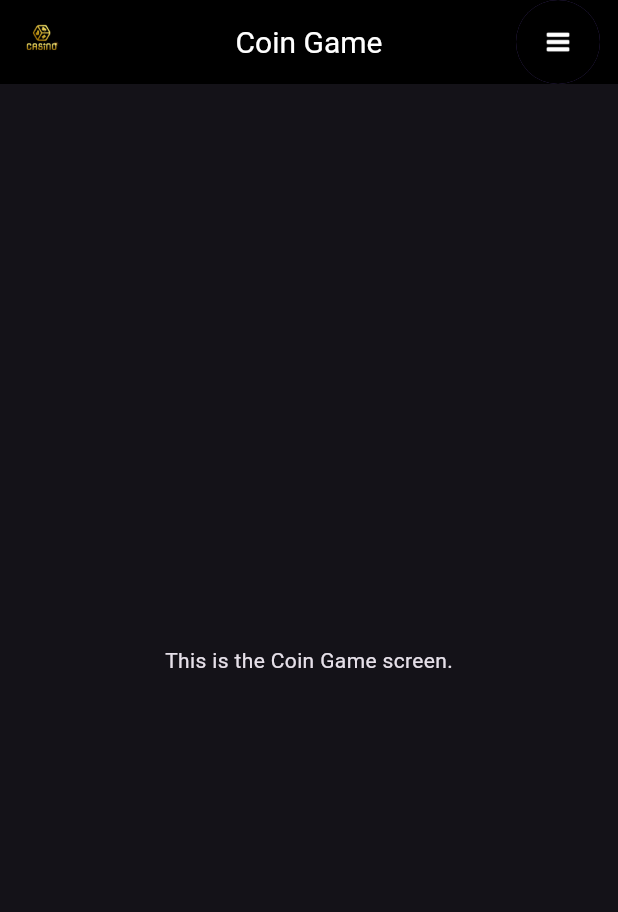
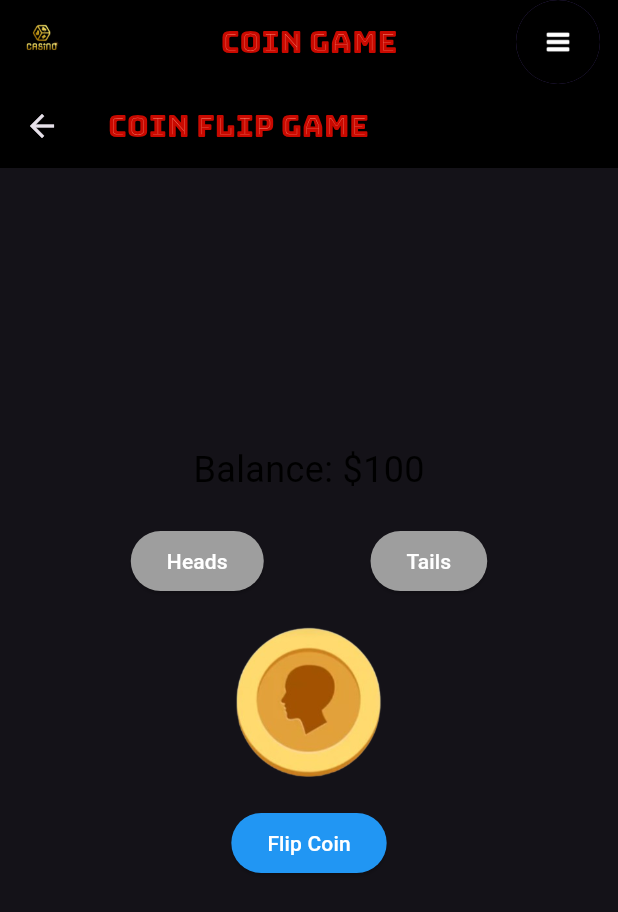
Before and after one commit to theinfiniteprins/casino, a Flutter app: the CoinGameScreen screen opened by its route, on a phone screen of 412 x 824 dp. Shown: the top 912 px of the screen. Run offline on Flutter 3.47's test engine with Material 3 defaults, Android fonts, the phone set to English and light mode, and no system bars.

Commit message:
added the coin game

```diff
--- a/lib/custom_app_bar.dart
+++ b/lib/custom_app_bar.dart
@@ -9,20 +9,20 @@
   @override
   Widget build(BuildContext context) {
     return AppBar(
-      backgroundColor: Colors.black, // Set the AppBar color to black
+      backgroundColor: Colors.black,
       leading: GestureDetector(
         onTap: () {
-          // Navigate to the home screen when the logo is tapped
+
           Navigator.pushNamed(context, '/');
         },
         child: Padding(
-          padding: const EdgeInsets.all(8.0), // Add padding for a better look
+          padding: const EdgeInsets.all(8.0),
           child: ClipOval(
             child: Image.asset(
               'assets/logo.png',
               width: 30,
               height: 30,
-              fit: BoxFit.cover, // Ensure the image fits the circle
+              fit: BoxFit.cover,
             ),
           ),
         ),
@@ -30,24 +30,24 @@
       title: Text(
         title,
         style: TextStyle(
-          color: Colors.white, // Set text color to white for contrast
+          color: Colors.white,
         ),
       ),
-      centerTitle: true, // Center the title text
+      centerTitle: true,
       actions: [
         GestureDetector(
           onTap: () {
             showMenu(
               context: context,
               position: RelativeRect.fromLTRB(
-                double.infinity, // Left position off-screen
-                kToolbarHeight,  // Aligns with the app bar's height(this is app bar's default hight)
-                0,               // Right position is 0 (aligned to the right edge)
-                0,               // Bottom position
+                double.infinity,
+                kToolbarHeight,
+                0,
+                0,
               ),
               items: menuItems,
-            ).then((value) { // it returns "Future" (like promise in JS)
-              // Handle menu option selection
+            ).then((value) {
+
               if (value != null) {
                 switch (value) {
                   case 'Profile':
@@ -65,11 +65,11 @@
             });
           },
           child: CircleAvatar(
-            backgroundImage: AssetImage('assets/menu.png'), // Custom menu icon
-            radius: 30, // Adjust the radius as needed
+            backgroundImage: AssetImage('assets/menu.png'),
+            radius: 30,
           ),
         ),
-        SizedBox(width: 10), // Add spacing after the menu icon
+        SizedBox(width: 10),
       ],
     );
   }
--- a/lib/games/coin_game.dart
+++ b/lib/games/coin_game.dart
@@ -1,6 +1,6 @@
 import 'package:flutter/material.dart';
-import '../custom_app_bar.dart'; // Import the custom AppBar widget
-
+import '../custom_app_bar.dart';
+import 'dart:math';
 class CoinGameScreen extends StatelessWidget {
   @override
   Widget build(BuildContext context) {
@@ -31,8 +31,163 @@
         ],
       ),
       body: Center(
-        child: Text('This is the Coin Game screen.'),
+        child: CoinFlipWidget(),
       ),
     );
   }
 }
+class CoinFlipWidget extends StatefulWidget {
+  @override
+  _CoinFlipWidgetState createState() => _CoinFlipWidgetState();
+}
+
+class _CoinFlipWidgetState extends State<CoinFlipWidget> with SingleTickerProviderStateMixin {
+  String _result = '';
+  String _selectedBet = '';
+  int _balance = 100;
+  late AnimationController _controller;
+  late Animation<double> _animation;
+  bool _isFlipping = false;
+  String _coinImage = 'assets/head.png';
+
+  @override
+  void initState() {
+    super.initState();
+    _controller = AnimationController(
+      duration: const Duration(seconds: 2),
+      vsync: this,
+    );
+
+    _animation = Tween<double>(begin: 0, end: 2 * pi).animate(
+      CurvedAnimation(parent: _controller, curve: Curves.easeInOut),
+    );
+
+    _controller.addStatusListener((status) {
+      if (status == AnimationStatus.completed) {
+        _flipCoin();
+        setState(() {
+          _isFlipping = false;
+        });
+      }
+    });
+  }
+
+  @override
+  void dispose() {
+    _controller.dispose();
+    super.dispose();
+  }
+
+  void _flipCoin() {
+    String outcome = Random().nextBool() ? 'Heads' : 'Tails';
+    setState(() {
+      _result = outcome;
+      _coinImage = outcome == 'Heads' ? 'assets/head.png' : 'assets/tails.png';
+      if (_selectedBet == outcome) {
+        _balance += 10;
+        _result += ' - You win!';
+      } else {
+        _balance -= 10;
+        _result += ' - You lose!';
+      }
+    });
+  }
+
+  void _startFlip() {
+    if (_selectedBet.isEmpty) {
+      setState(() {
+        _result = 'Please select Heads or Tails!';
+      });
+      return;
+    }
+    setState(() {
+      _isFlipping = true;
+    });
+    _controller.reset();
+    _controller.forward();
+  }
+
+  @override
+  Widget build(BuildContext context) {
+    return Scaffold(
+      appBar: AppBar(
+        title: Text('Coin Flip Game'),
+      ),
+      body: Padding(
+        padding: const EdgeInsets.all(16.0),
+        child: Column(
+          mainAxisAlignment: MainAxisAlignment.center,
+          children: [
+            Text(
+              'Balance: \$$_balance',
+              style: TextStyle(fontSize: 24, color: Colors.black),
+            ),
+            SizedBox(height: 20),
+            Row(
+              mainAxisAlignment: MainAxisAlignment.spaceEvenly,
+              children: [
+                ElevatedButton(
+                  onPressed: _isFlipping
+                      ? null
+                      : () {
+                    setState(() {
+                      _selectedBet = 'Heads';
+                    });
+                  },
+                  style: ElevatedButton.styleFrom(
+                    backgroundColor: _selectedBet == 'Heads' ? Colors.blue : Colors.grey,
+                    foregroundColor: Colors.white,
+                  ),
+                  child: Text('Heads'),
+                ),
+                ElevatedButton(
+                  onPressed: _isFlipping
+                      ? null
+                      : () {
+                    setState(() {
+                      _selectedBet = 'Tails';
+                    });
+                  },
+                  style: ElevatedButton.styleFrom(
+                    backgroundColor: _selectedBet == 'Tails' ? Colors.blue : Colors.grey,
+                    foregroundColor: Colors.white,
+                  ),
+                  child: Text('Tails'),
+                ),
+              ],
+            ),
+            SizedBox(height: 20),
+            AnimatedBuilder(
+              animation: _animation,
+              builder: (context, child) {
+                return Transform(
+                  alignment: Alignment.center,
+                  transform: Matrix4.rotationY(_animation.value),
+                  child: Image.asset(
+                    _coinImage, // Update to use dynamic image
+                    height: 100,
+                    width: 100,
+                  ),
+                );
+              },
+            ),
+            SizedBox(height: 20),
+            ElevatedButton(
+              onPressed: _isFlipping ? null : _startFlip,
+              style: ElevatedButton.styleFrom(
+                backgroundColor: Colors.blue,
+                foregroundColor: Colors.white,
+              ),
+              child: Text('Flip Coin'),
+            ),
+            SizedBox(height: 20),
+            Text(
+              _result,
+              style: TextStyle(fontSize: 24, color: Colors.black),
+            ),
+          ],
+        ),
+      ),
+    );
+  }
+}
--- a/lib/games/mines_game.dart
+++ b/lib/games/mines_game.dart
@@ -1,5 +1,5 @@
 import 'package:flutter/material.dart';
-import '../custom_app_bar.dart'; // Import the custom AppBar widget
+import '../custom_app_bar.dart';
 
 class MinesGameScreen extends StatelessWidget {
   @override
--- a/lib/home_screen.dart
+++ b/lib/home_screen.dart
@@ -1,7 +1,9 @@
+import 'package:casino/games/cricket_screen.dart';
 import 'package:flutter/material.dart';
-import 'custom_app_bar.dart'; // Import the custom AppBar widget
-import 'games/coin_game.dart'; // Import the CoinGameScreen
-import 'games/mines_game.dart'; // Import the MinesGameScreen
+import 'custom_app_bar.dart';
+import 'games/coin_game.dart';
+import 'games/mines_game.dart';
+import 'games/cricket_screen.dart';
 
 class HomeScreen extends StatelessWidget {
   @override
@@ -33,19 +35,19 @@
         ],
       ),
       body: Padding(
-        padding: const EdgeInsets.all(16.0), // Add padding around the content
+        padding: const EdgeInsets.all(16.0),
         child: Column(
           crossAxisAlignment: CrossAxisAlignment.start,
           children: [
             Text(
               'Coin Games',
               style: TextStyle(
-                color: Colors.white, // Text color for Coin Games
-                fontSize: 18, // Adjust font size as needed
-                fontWeight: FontWeight.bold, // Make text bold
+                color: Colors.white,
+                fontSize: 18,
+                fontWeight: FontWeight.bold,
               ),
             ),
-            SizedBox(height: 10), // Space between text and button
+            SizedBox(height: 10),
             GestureDetector(
               onTap: () {
                 Navigator.push(
@@ -54,28 +56,28 @@
                 );
               },
               child: Container(
-                width: 100, // Set width for the button
-                height: 100, // Set height for the button
+                width: 100,
+                height: 100,
                 decoration: BoxDecoration(
-                  color: Colors.grey[800], // Background color for the button
-                  borderRadius: BorderRadius.circular(10), // Rounded corners
+                  color: Colors.grey[800],
+                  borderRadius: BorderRadius.circular(10),
                   image: DecorationImage(
-                    image: AssetImage('assets/coin.webp'), // Path to coin game image
-                    fit: BoxFit.cover, // Ensure the image covers the button
+                    image: AssetImage('assets/coin.webp'),
+                    fit: BoxFit.cover,
                   ),
                 ),
               ),
             ),
-            SizedBox(height: 20), // Space between the two sections
+            SizedBox(height: 20),
             Text(
               'Mines Games',
               style: TextStyle(
-                color: Colors.white, // Text color for Mines Games
-                fontSize: 18, // Adjust font size as needed
-                fontWeight: FontWeight.bold, // Make text bold
+                color: Colors.white,
+                fontSize: 18,
+                fontWeight: FontWeight.bold,
               ),
             ),
-            SizedBox(height: 10), // Space between text and button
+            SizedBox(height: 10),
             GestureDetector(
               onTap: () {
                 Navigator.push(
@@ -84,14 +86,44 @@
                 );
               },
               child: Container(
-                width: 100, // Set width for the button
-                height: 100, // Set height for the button
+                width: 100,
+                height: 100,
                 decoration: BoxDecoration(
-                  color: Colors.grey[800], // Background color for the button
-                  borderRadius: BorderRadius.circular(10), // Rounded corners
+                  color: Colors.grey[800],
+                  borderRadius: BorderRadius.circular(10),
                   image: DecorationImage(
-                    image: AssetImage('assets/mines.avif'), // Path to mines game image
-                    fit: BoxFit.cover, // Ensure the image covers the button
+                    image: AssetImage('assets/mines.avif'),
+                    fit: BoxFit.cover,
+                  ),
+                ),
+              ),
+            ),
+            SizedBox(height: 10),
+            Text(
+              'Cricket',
+              style: TextStyle(
+                color: Colors.white,
+                fontSize: 18,
+                fontWeight: FontWeight.bold,
+              ),
+            ),
+            SizedBox(height: 10),
+            GestureDetector(
+              onTap: () {
+                Navigator.push(
+                  context,
+                  MaterialPageRoute(builder: (context) => CricketScreen()),
+                );
+              },
+              child: Container(
+                width: 100,
+                height: 100,
+                decoration: BoxDecoration(
+                  color: Colors.grey[800],
+                  borderRadius: BorderRadius.circular(10),
+                  image: DecorationImage(
+                    image: AssetImage('assets/cricket.jpeg'),
+                    fit: BoxFit.cover,
                   ),
                 ),
               ),
--- a/lib/main.dart
+++ b/lib/main.dart
@@ -1,8 +1,8 @@
 import 'package:flutter/material.dart';
-import 'home_screen.dart'; // Import the HomeScreen
-import 'games/coin_game.dart'; // Import the CoinGameScreen
-import 'games/mines_game.dart'; // Import the MinesGameScreen
-
+import 'home_screen.dart';
+import 'games/coin_game.dart';
+import 'games/mines_game.dart';
+import 'games/cricket_screen.dart';
 void main() {
   runApp(MyApp());
 }
@@ -11,21 +11,20 @@
   @override
   Widget build(BuildContext context) {
     return MaterialApp(
-      debugShowCheckedModeBanner: false, // Remove debug banner
+      debugShowCheckedModeBanner: false,
       theme: ThemeData(
-        brightness: Brightness.dark, // Set the theme to dark mode
-        primarySwatch: Colors.red, // Primary color for the app
+        brightness: Brightness.dark,
         appBarTheme: AppBarTheme(
-          color: Colors.black, // AppBar color for consistency
-          fontFamily: 'BungeeTint',
-          titleTextStyle: TextStyle(color: Colors.white, fontSize: 20), // AppBar title color and size
+          color: Colors.black,
+          titleTextStyle: TextStyle(color: Colors.white, fontSize: 20,fontFamily: 'BungeeTint'),
         ),
       ),
-      initialRoute: '/', // Set the initial route
+      initialRoute: '/',
       routes: {
-        '/': (context) => HomeScreen(), // Define the root route
+        '/': (context) => HomeScreen(),
         '/coin_game': (context) => CoinGameScreen(),
         '/mines_game': (context) => MinesGameScreen(),
+        '/cricket_game':(context) => CricketScreen(),
       },
     );
   }
--- a/pubspec.yaml
+++ b/pubspec.yaml
@@ -30,7 +30,7 @@
 dependencies:
   flutter:
     sdk: flutter
-
+  http: any
 
   # The following adds the Cupertino Icons font to your application.
   # Use with the CupertinoIcons class for iOS style icons.
```
Also changed, not shown: lib/games/cricket_screen.dart (added, +138 -0 lines), assets/coin.jpeg (added), assets/cricket.jpeg (added), assets/head.png (added), assets/tails.png (added), pubspec.lock, 1 other file.
